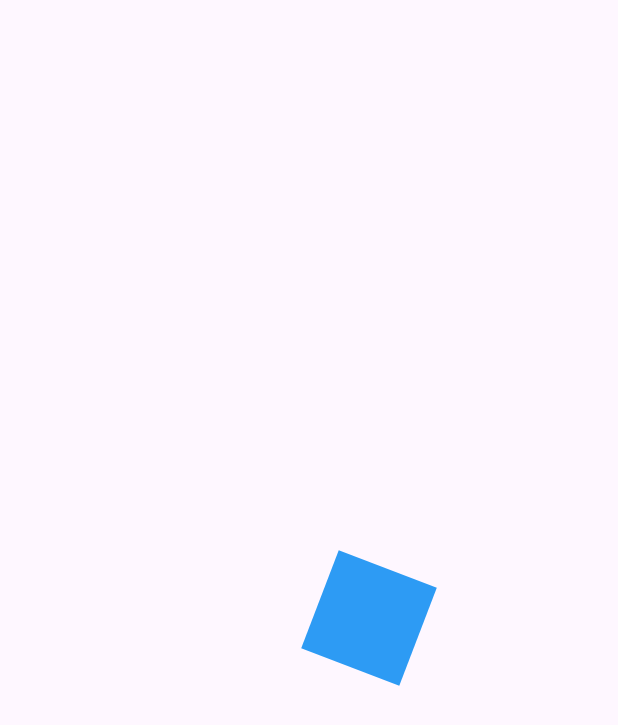
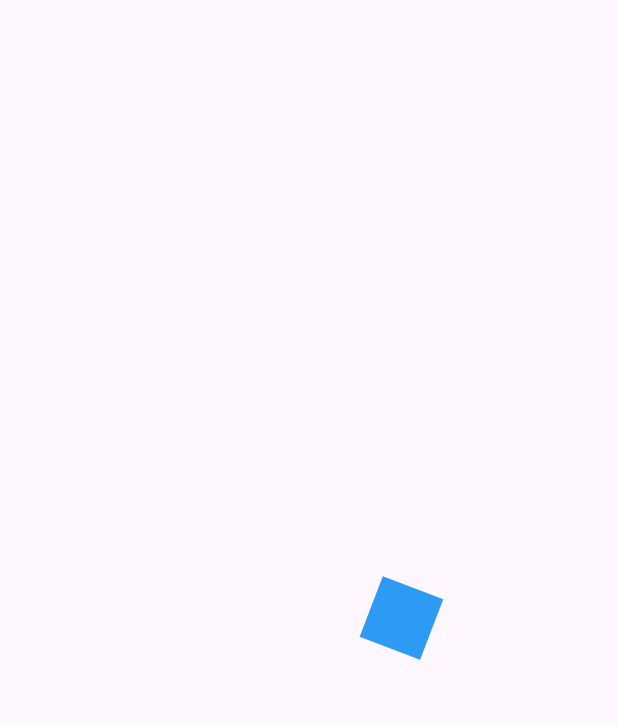
Before and after one commit to Flutter-Course-Sergio/designsApp, a Flutter app: the first screen one second after launch, on a phone screen of 412 x 824 dp. Shown: the top 725 px of the screen. Run offline on Flutter 3.47's test engine with Material 3 defaults, Android fonts, the phone set to English and light mode, and no system bars.

Commit message:
scale square

```diff
--- a/lib/src/pages/animations_page.dart
+++ b/lib/src/pages/animations_page.dart
@@ -29,6 +29,7 @@ class _AnimatedSquareState extends State<AnimatedSquare>
   late Animation<double> rotation;
   late Animation<double> opacity;
   late Animation<double> moveRight;
+  late Animation<double> resizeBig;
 
   @override
   void initState() {
@@ -44,11 +45,15 @@ class _AnimatedSquareState extends State<AnimatedSquare>
           curve: const Interval(0, 0.25, curve: Curves.easeOut)),
     );
 
-    moveRight = Tween(begin: 0.0, end: 200.0).animate(controller);
+    moveRight = Tween(begin: 0.0, end: 200.0)
+        .animate(CurvedAnimation(parent: controller, curve: Curves.easeOut));
+
+    resizeBig = Tween(begin: 0.0, end: 2.0)
+        .animate(CurvedAnimation(parent: controller, curve: Curves.easeOut));
 
     controller.addListener(() {
       if (controller.status == AnimationStatus.completed) {
-        //controller.reverse();
+        controller.reverse();
         //controller.reset();
       }
     });
@@ -69,14 +74,15 @@ class _AnimatedSquareState extends State<AnimatedSquare>
     return AnimatedBuilder(
       animation: controller,
       child: const _Rectangule(),
-      builder: (context, child) {
+      builder: (BuildContext context, Widget? childRectangule) {
         return Transform.translate(
           offset: Offset(moveRight.value, 0),
           child: Transform.rotate(
               angle: rotation.value,
               child: Opacity(
                 opacity: opacity.value,
-                child: child,
+                child: Transform.scale(
+                    scale: resizeBig.value, child: childRectangule),
               )),
         );
       },
```
